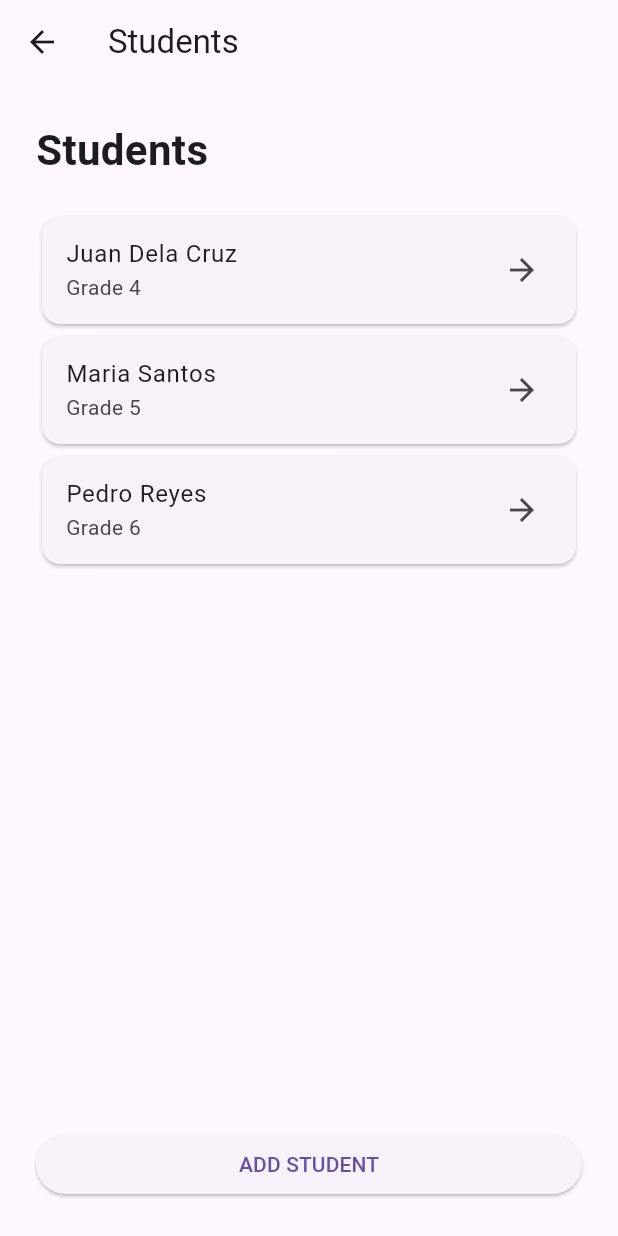
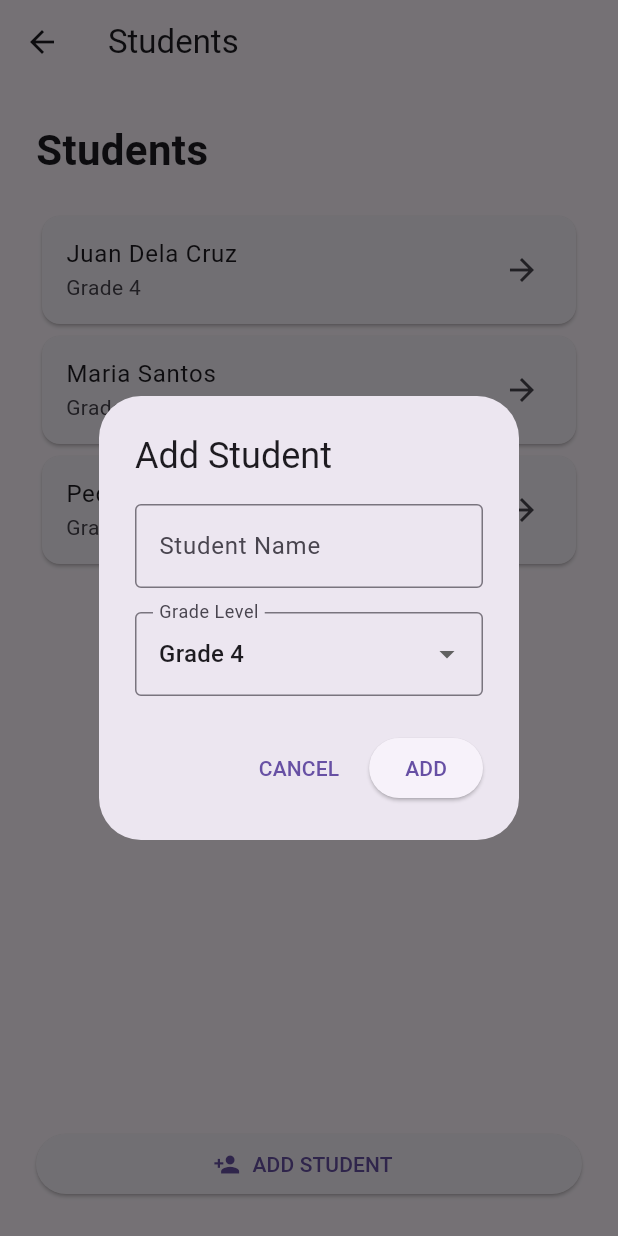
Before and after one commit to gwen041/Read-EE, a Flutter app: the StudentsScreen screen opened directly, after a tap on "ADD STUDENT", on a phone screen of 412 x 824 dp. Run offline on Flutter 3.47's test engine with Material 3 defaults, Android fonts, the phone set to English and light mode, and no system bars.

Commit message:
Add: Student creation UI

```diff
--- a/frontend/lib/screens/students_screen.dart
+++ b/frontend/lib/screens/students_screen.dart
@@ -1,16 +1,103 @@
 import 'package:flutter/material.dart';
 
-class StudentsScreen extends StatelessWidget {
+class StudentsScreen extends StatefulWidget {
   const StudentsScreen({super.key});
 
   @override
+  State<StudentsScreen> createState() => _StudentsScreenState();
+}
+
+class _StudentsScreenState extends State<StudentsScreen> {
+  final List<Map<String, String>> students = [
+    {'name': 'Juan Dela Cruz', 'grade': 'Grade 4'},
+    {'name': 'Maria Santos', 'grade': 'Grade 5'},
+    {'name': 'Pedro Reyes', 'grade': 'Grade 6'},
+  ];
+
+  void addStudent() {
+    final nameController = TextEditingController();
+    String selectedGrade = 'Grade 4';
+
+    showDialog(
+      context: context,
+      builder: (context) {
+        return StatefulBuilder(
+          builder: (context, setDialogState) {
+            return AlertDialog(
+              title: const Text('Add Student'),
+              content: Column(
+                mainAxisSize: MainAxisSize.min,
+                children: [
+                  TextField(
+                    controller: nameController,
+                    decoration: const InputDecoration(
+                      labelText: 'Student Name',
+                      border: OutlineInputBorder(),
+                    ),
+                  ),
+                  const SizedBox(height: 16),
+                  DropdownButtonFormField<String>(
+                    initialValue: selectedGrade,
+                    decoration: const InputDecoration(
+                      labelText: 'Grade Level',
+                      border: OutlineInputBorder(),
+                    ),
+                    items: const [
+                      DropdownMenuItem(
+                        value: 'Grade 4',
+                        child: Text('Grade 4'),
+                      ),
+                      DropdownMenuItem(
+                        value: 'Grade 5',
+                        child: Text('Grade 5'),
+                      ),
+                      DropdownMenuItem(
+                        value: 'Grade 6',
+                        child: Text('Grade 6'),
+                      ),
+                    ],
+                    onChanged: (value) {
+                      setDialogState(() {
+                        selectedGrade = value!;
+                      });
+                    },
+                  ),
+                ],
+              ),
+              actions: [
+                TextButton(
+                  onPressed: () {
+                    Navigator.pop(context);
+                  },
+                  child: const Text('CANCEL'),
+                ),
+                ElevatedButton(
+                  onPressed: () {
+                    if (nameController.text.trim().isEmpty) {
+                      return;
+                    }
+
+                    setState(() {
+                      students.add({
+                        'name': nameController.text.trim(),
+                        'grade': selectedGrade,
+                      });
+                    });
+
+                    Navigator.pop(context);
+                  },
+                  child: const Text('ADD'),
+                ),
+              ],
+            );
+          },
+        );
+      },
+    );
+  }
+
+  @override
   Widget build(BuildContext context) {
-    final students = [
-      {'name': 'Juan Dela Cruz', 'grade': 'Grade 4'},
-      {'name': 'Maria Santos', 'grade': 'Grade 5'},
-      {'name': 'Pedro Reyes', 'grade': 'Grade 6'},
-    ];
-
     return Scaffold(
       appBar: AppBar(
         title: const Text('Students'),
@@ -27,7 +114,6 @@ class StudentsScreen extends StatelessWidget {
                 fontWeight: FontWeight.bold,
               ),
             ),
-
             const SizedBox(height: 20),
 
             Expanded(
@@ -49,9 +135,10 @@ class StudentsScreen extends StatelessWidget {
 
             SizedBox(
               width: double.infinity,
-              child: ElevatedButton(
-                onPressed: () {},
-                child: const Text('ADD STUDENT'),
+              child: ElevatedButton.icon(
+                onPressed: addStudent,
+                icon: const Icon(Icons.person_add),
+                label: const Text('ADD STUDENT'),
               ),
             ),
           ],
```
